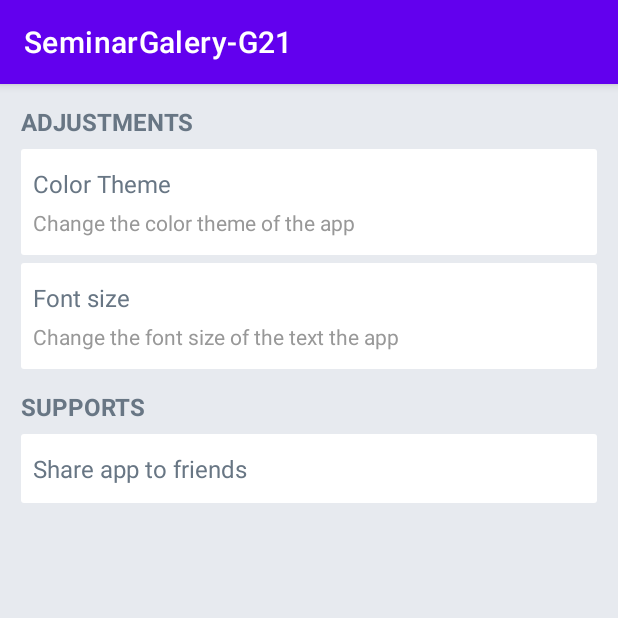
After one commit to dungnguyenq1w2/SeminarMobileApp-G21, an Android app: the SettingsActivity screen opened directly, with no data from a screen before it, on a phone screen of 412 x 824 dp, the top half of it. The commit adds this screen. Run offline under Robolectric (Android 15) with nearby library versions, the phone set to English and light mode, and no system bars.

Commit message:
Create setting activity and implement share app to friends

```diff
--- a/app/src/main/AndroidManifest.xml
+++ b/app/src/main/AndroidManifest.xml
@@ -10,6 +10,9 @@
         android:supportsRtl="true"
         android:theme="@style/Theme.SeminarGaleryG21">
         <activity
+            android:name=".SettingsActivity"
+            android:exported="true" />
+        <activity
             android:name=".MainActivity"
             android:exported="true">
             <intent-filter>
--- a/app/src/main/java/com/example/seminargalery_g21/MainActivity.java
+++ b/app/src/main/java/com/example/seminargalery_g21/MainActivity.java
@@ -2,6 +2,7 @@ package com.example.seminargalery_g21;
 
 import androidx.appcompat.app.AppCompatActivity;
 
+import android.content.Intent;
 import android.os.Bundle;
 
 public class MainActivity extends AppCompatActivity {
@@ -10,5 +11,8 @@ public class MainActivity extends AppCompatActivity {
     protected void onCreate(Bundle savedInstanceState) {
         super.onCreate(savedInstanceState);
         setContentView(R.layout.activity_main);
+
+//        Intent intent = new Intent(MainActivity.this, SettingsActivity.class);
+//        startActivity(intent);
     }
 }
--- /dev/null
+++ b/app/src/main/java/com/example/seminargalery_g21/SettingsActivity.java
@@ -0,0 +1,35 @@
+package com.example.seminargalery_g21;
+
+import android.content.Intent;
+import android.os.Bundle;
+import android.view.View;
+import android.widget.LinearLayout;
+
+import androidx.appcompat.app.AppCompatActivity;
+
+public class SettingsActivity extends AppCompatActivity {
+
+    private LinearLayout llTheme;
+    private LinearLayout llFontSize;
+    private LinearLayout llShare;
+
+    @Override
+    protected void onCreate(Bundle savedInstanceState) {
+        super.onCreate(savedInstanceState);
+        setContentView(R.layout.activity_settings);
+
+        llTheme = (LinearLayout) findViewById(R.id.ll_theme);
+        llFontSize = (LinearLayout) findViewById(R.id.ll_font_size);
+        llShare = (LinearLayout) findViewById(R.id.ll_share);
+
+        llShare.setOnClickListener(new View.OnClickListener() {
+            @Override
+            public void onClick(View view) {
+                Intent intent = new Intent(Intent.ACTION_SEND);
+                intent.setType("text/plain");
+                intent.putExtra(Intent.EXTRA_TEXT, "URL to app will be showed here");
+                startActivity(Intent.createChooser(intent, "Share via"));
+            }
+        });
+    }
+}
--- /dev/null
+++ b/app/src/main/res/drawable/settings_list_item_titles.xml
@@ -0,0 +1,10 @@
+<?xml version="1.0" encoding="utf-8"?>
+<shape xmlns:android="http://schemas.android.com/apk/res/android">
+    <solid android:color="@color/white" />
+    <corners android:radius="@dimen/border_radius_item_titles" />
+    <padding
+        android:top="@dimen/padding_vertical_item_titles"
+        android:right="@dimen/padding_horizontal_item_titles"
+        android:bottom="@dimen/padding_vertical_item_titles"
+        android:left="@dimen/padding_horizontal_item_titles" />
+</shape>
--- /dev/null
+++ b/app/src/main/res/layout/activity_settings.xml
@@ -0,0 +1,130 @@
+<?xml version="1.0" encoding="utf-8"?>
+<LinearLayout
+    xmlns:android="http://schemas.android.com/apk/res/android"
+    xmlns:tools="http://schemas.android.com/tools"
+    android:layout_width="match_parent"
+    android:layout_height="match_parent"
+    android:padding="@dimen/padding_settings"
+    android:orientation="vertical"
+    android:background="@color/gray"
+    tools:context=".SettingsActivity">
+
+    <LinearLayout
+        android:layout_width="match_parent"
+        android:layout_height="wrap_content"
+        android:layout_marginBottom="@dimen/distance_between_settings"
+        android:orientation="vertical">
+
+        <TextView
+            android:layout_width="wrap_content"
+            android:layout_height="wrap_content"
+            android:layout_marginBottom="@dimen/distance_to_item_titles"
+            android:textAllCaps="true"
+            android:textColor="@color/dark_gray"
+            android:textSize="@dimen/font_size_list_item_titles"
+            android:textStyle="bold"
+            android:text="@string/adjustments" />
+
+        <LinearLayout
+            android:layout_width="match_parent"
+            android:layout_height="wrap_content"
+            android:orientation="vertical">
+
+            <LinearLayout
+                android:id="@+id/ll_theme"
+                android:layout_width="match_parent"
+                android:layout_height="wrap_content"
+                android:layout_marginBottom="@dimen/distance_between_items"
+                android:orientation="vertical"
+                android:background="@drawable/settings_list_item_titles"
+                android:foreground="?selectableItemBackground">
+
+                <TextView
+                    android:layout_width="match_parent"
+                    android:layout_height="wrap_content"
+                    android:layout_marginBottom="@dimen/distance_to_second"
+                    android:textColor="@color/dark_gray"
+                    android:textSize="@dimen/font_size_list_item_titles"
+                    android:text="@string/color_theme" />
+
+                <TextView
+                    android:layout_width="match_parent"
+                    android:layout_height="wrap_content"
+                    android:textColor="@color/light_gray"
+                    android:textSize="@dimen/font_size_captions"
+                    android:text="@string/color_theme_second" />
+
+            </LinearLayout>
+
+            <LinearLayout
+                android:id="@+id/ll_font_size"
+                android:layout_width="match_parent"
+                android:layout_height="wrap_content"
+                android:orientation="vertical"
+                android:background="@drawable/settings_list_item_titles"
+                android:foreground="?selectableItemBackground">
+
+                <TextView
+                    android:layout_width="match_parent"
+                    android:layout_height="wrap_content"
+                    android:layout_marginBottom="@dimen/distance_to_second"
+                    android:textColor="@color/dark_gray"
+                    android:textSize="@dimen/font_size_list_item_titles"
+                    android:text="@string/font_size" />
+
+                <TextView
+                    android:layout_width="match_parent"
+                    android:layout_height="wrap_content"
+                    android:textColor="@color/light_gray"
+                    android:textSize="@dimen/font_size_captions"
+                    android:text="@string/font_size_second" />
+
+            </LinearLayout>
+
+        </LinearLayout>
+
+    </LinearLayout>
+
+    <LinearLayout
+        android:layout_width="match_parent"
+        android:layout_height="wrap_content"
+        android:orientation="vertical">
+
+        <TextView
+            android:layout_width="wrap_content"
+            android:layout_height="wrap_content"
+            android:layout_marginBottom="@dimen/distance_to_item_titles"
+            android:textAllCaps="true"
+            android:textColor="@color/dark_gray"
+            android:textSize="@dimen/font_size_list_item_titles"
+            android:textStyle="bold"
+            android:text="@string/supports" />
+
+        <LinearLayout
+            android:layout_width="match_parent"
+            android:layout_height="wrap_content"
+            android:orientation="vertical">
+
+            <LinearLayout
+                android:id="@+id/ll_share"
+                android:layout_width="match_parent"
+                android:layout_height="wrap_content"
+                android:layout_marginBottom="@dimen/distance_between_items"
+                android:orientation="vertical"
+                android:background="@drawable/settings_list_item_titles"
+                android:foreground="?selectableItemBackground">
+
+                <TextView
+                    android:layout_width="match_parent"
+                    android:layout_height="wrap_content"
+                    android:textColor="@color/dark_gray"
+                    android:textSize="@dimen/font_size_list_item_titles"
+                    android:text="@string/share_app" />
+
+            </LinearLayout>
+
+        </LinearLayout>
+
+    </LinearLayout>
+
+</LinearLayout>
--- a/app/src/main/res/values/colors.xml
+++ b/app/src/main/res/values/colors.xml
@@ -7,4 +7,8 @@
     <color name="teal_700">#FF018786</color>
     <color name="black">#FF000000</color>
     <color name="white">#FFFFFFFF</color>
+
+    <color name="gray">#FFE7EAEF</color>
+    <color name="dark_gray">#FF687684</color>
+    <color name="light_gray">#FF989898</color>
 </resources>
--- /dev/null
+++ b/app/src/main/res/values/dimens.xml
@@ -0,0 +1,19 @@
+<?xml version="1.0" encoding="utf-8"?>
+<resources>
+    <dimen name="font_size_page_titles">20sp</dimen>
+    <dimen name="font_size_paragraph_text">14sp</dimen>
+    <dimen name="font_size_list_titles">14sp</dimen>
+    <dimen name="font_size_list_item_titles">16sp</dimen>
+    <dimen name="font_size_captions">14sp</dimen>
+    <dimen name="font_size_buttons">14sp</dimen>
+    <dimen name="font_size_text_inputs">16sp</dimen>
+
+    <dimen name="padding_settings">14dp</dimen>
+    <dimen name="padding_vertical_item_titles">12dp</dimen>
+    <dimen name="padding_horizontal_item_titles">8dp</dimen>
+    <dimen name="border_radius_item_titles">2dp</dimen>
+    <dimen name="distance_to_second">5dp</dimen>
+    <dimen name="distance_to_item_titles">7dp</dimen>
+    <dimen name="distance_between_settings">14dp</dimen>
+    <dimen name="distance_between_items">5dp</dimen>
+</resources>
--- a/app/src/main/res/values/strings.xml
+++ b/app/src/main/res/values/strings.xml
@@ -1,3 +1,13 @@
 <resources>
     <string name="app_name">SeminarGalery-G21</string>
+
+<!--    SettingsActivity-->
+    <string name="adjustments">Adjustments</string>
+    <string name="color_theme">Color Theme</string>
+    <string name="color_theme_second">Change the color theme of the app</string>
+    <string name="font_size">Font size</string>
+    <string name="font_size_second">Change the font size of the text the app</string>
+    <string name="supports">Supports</string>
+    <string name="share_app">Share app to friends</string>
+
 </resources>
```
